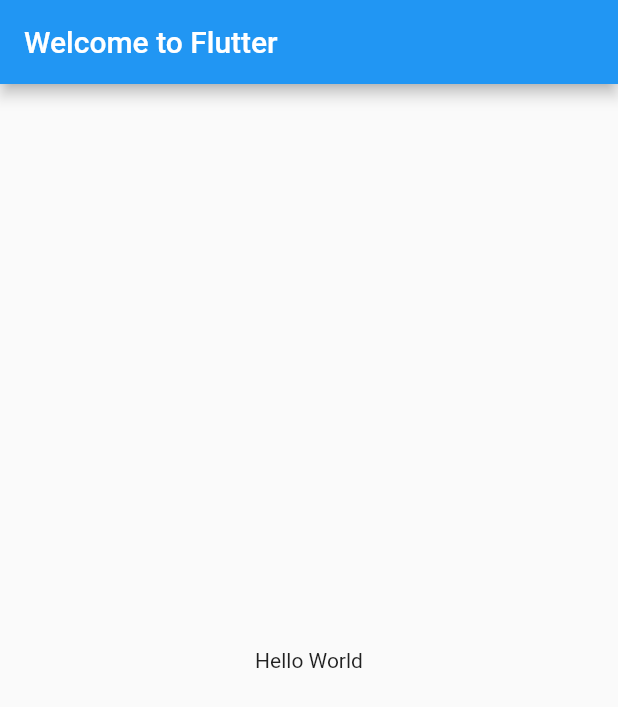
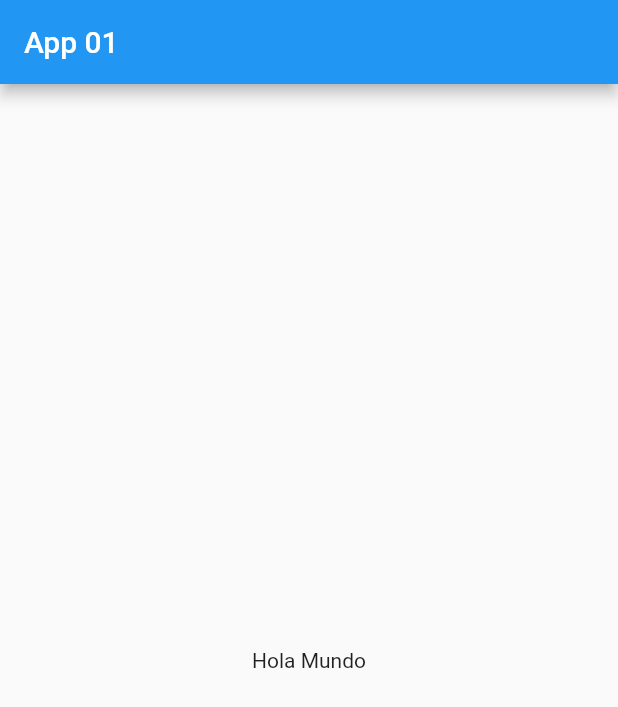
Before and after one commit to espinoleandroo/Flutter, a Flutter app: the screen it shows after launch, on a phone screen of 412 x 824 dp. Shown: the top 707 px of the screen. Run offline on Flutter 3.47's test engine with Material 2 defaults, Android fonts, the phone set to English and light mode, and no system bars.

Commit message:
edite el texto

```diff
--- a/flutter_app_01/lib/main.dart
+++ b/flutter_app_01/lib/main.dart
@@ -6,13 +6,13 @@ class MyApp extends StatelessWidget {
   @override
   Widget build(BuildContext context) {
     return MaterialApp(
-      title: 'Welcome to Flutter',
+      title: 'Mi primer app',
       home: Scaffold(
         appBar: AppBar(
-          title: const Text('Welcome to Flutter'),
+          title: const Text('App 01'),
         ),
         body: const Center(
-          child: const Text('Hello World'),
+          child: const Text('Hola Mundo'),
         ),
       ),
     );
```
